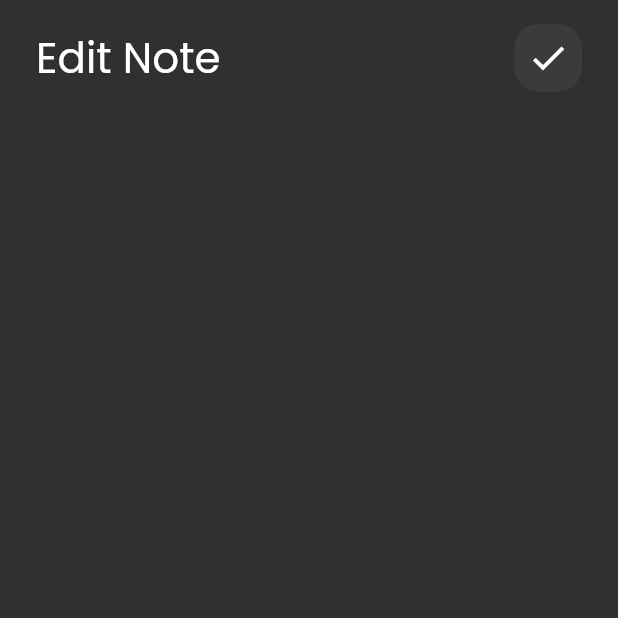
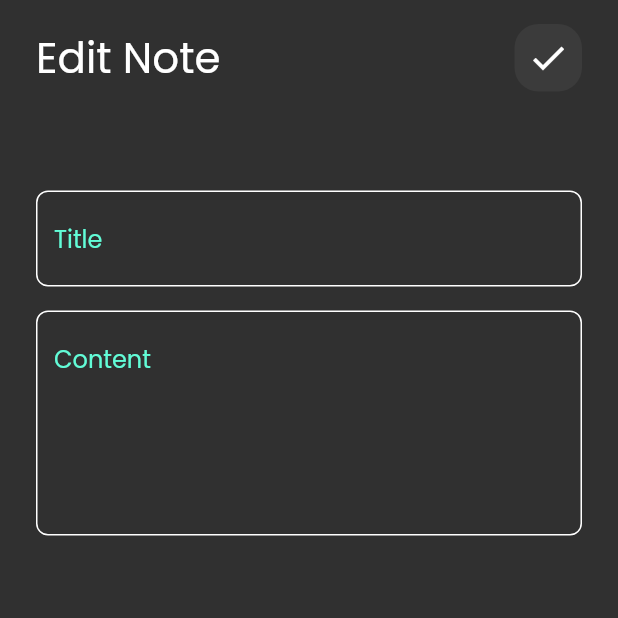
Before and after one commit to MustafaSayedAl-Said/notes-app, a Flutter app: the EditNoteView screen opened directly, on a phone screen of 412 x 824 dp, the top half of it. Run offline on Flutter 3.47's test engine with Material 2 defaults, Android fonts, the phone set to English and light mode, and no system bars; our stand-ins replace font_awesome_flutter.

Commit message:
Edit note view UI done

```diff
--- a/lib/views/edit_view_body.dart
+++ b/lib/views/edit_view_body.dart
@@ -1,5 +1,6 @@
 import 'package:flutter/material.dart';
 import 'package:notes_flutter/views/custom_appbar.dart';
+import 'package:notes_flutter/views/custom_text_field.dart';
 
 class EditNoteViewBody extends StatelessWidget {
   const EditNoteViewBody({super.key});
@@ -10,7 +11,24 @@ class EditNoteViewBody extends StatelessWidget {
       padding: EdgeInsets.symmetric(horizontal: 24.0),
       child: Column(
         children: [
-          CustomAppBar(title: 'Edit Note', icon: Icons.check,)
+          CustomAppBar(
+            title: 'Edit Note',
+            icon: Icons.check,
+          ),
+          SizedBox(
+            height: 50,
+          ),
+          CustomTextField(
+            hintText: 'Title',
+            maxLines: 1,
+          ),
+          SizedBox(
+            height: 16,
+          ),
+          CustomTextField(
+            hintText: 'Content',
+            maxLines: 5,
+          )
         ],
       ),
     );
```
